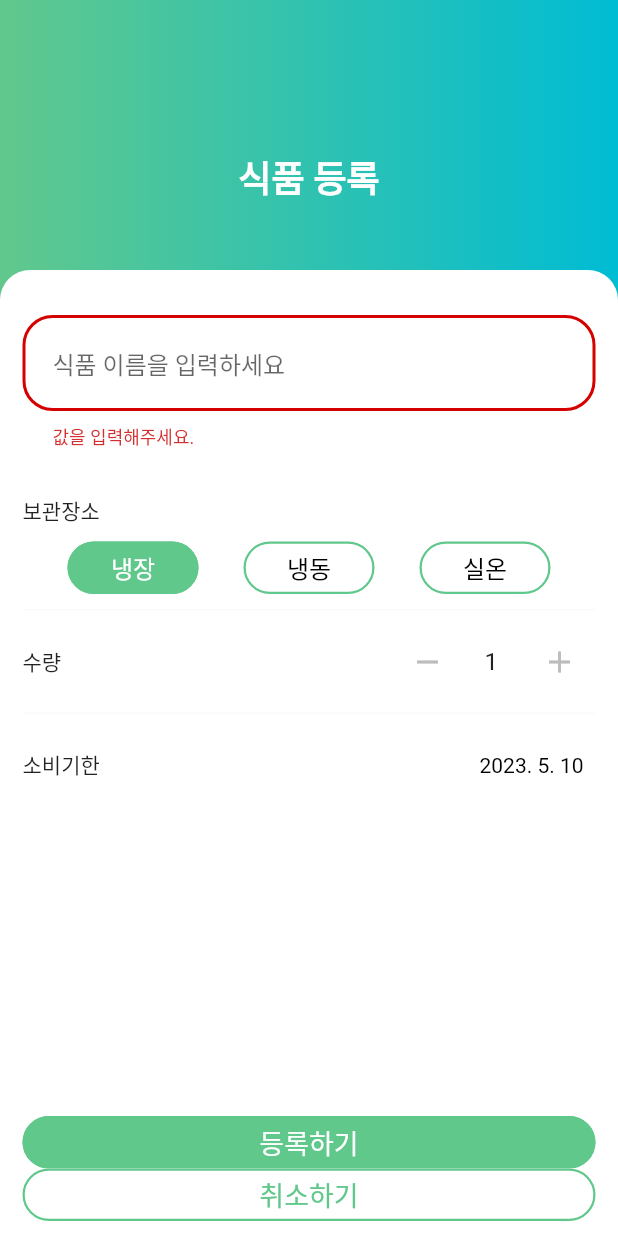
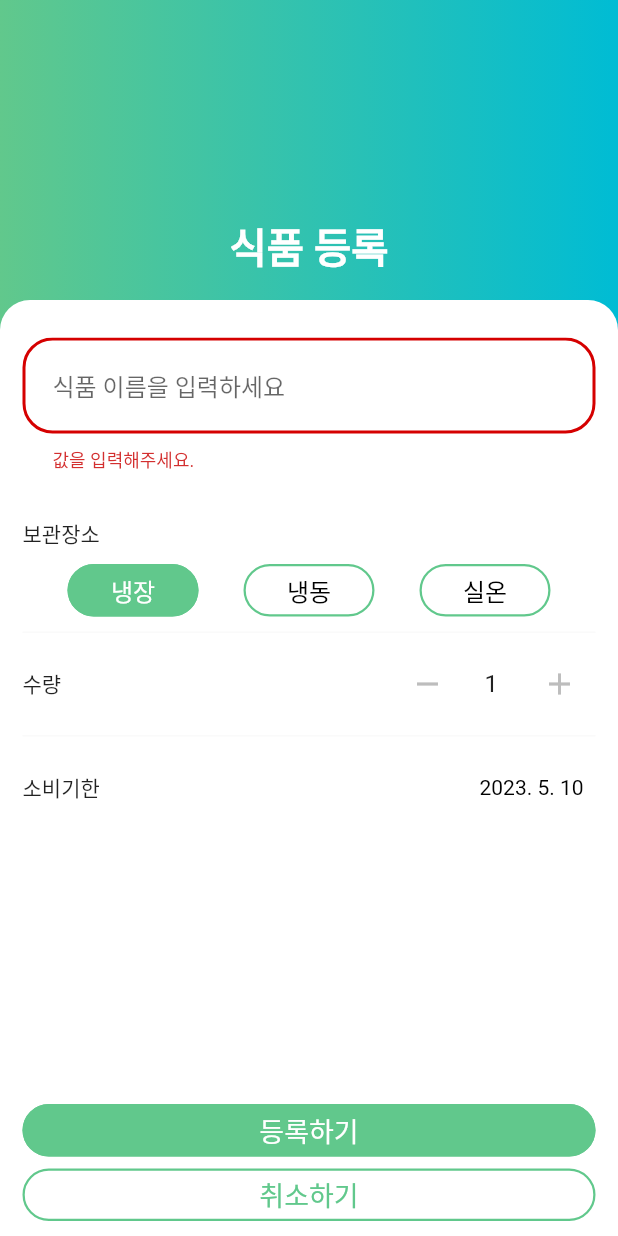
Before and after one commit to BrainStorm-sc21/BrainStorm-FE, a Flutter app: the ManualAddPage widget shown alone on an empty page, opened directly, on a phone screen of 412 x 824 dp. Run offline on Flutter 3.47's test engine with Material 2 defaults, Android fonts, the phone set to English and light mode, and no system bars; our stand-ins replace camera, firebase_auth, firebase_core, flutter_speed_dial, introduction_screen, logger and 3 more; missing offline and left inert: dart:ffi, kpostal, naver_map_plugin, webview_flutter_android, webview_flutter_wkwebview; accounts and stored records are empty.

Commit message:
🔨 Update 4.08_Make dynamic layout with slivers

```diff
--- a/lib/pages/home/manual_add_page.dart
+++ b/lib/pages/home/manual_add_page.dart
@@ -66,14 +66,12 @@ class _ManualAddPageState extends State<ManualAddPage> {
       ],
     );
 
-    return Scaffold(
-      resizeToAvoidBottomInset: false,
-      body: AddFoodLayout(
+    return AddFoodLayout(
       title: '식품 등록',
-        containerColor: ColorStyles.white,
-        body: Column(
-          children: [
-            const SizedBox(height: 15),
+      onPressedAddButton: saveFoodInfo,
+      horizontalPaddingSize: 15,
+      body: SliverList(
+        delegate: SliverChildListDelegate([
           FoodName(setName: setName), // 식료품 이름 입력
           const SizedBox(height: 30), // 여백
           FoodStorage(
@@ -89,9 +87,7 @@ class _ManualAddPageState extends State<ManualAddPage> {
           FoodExpireDate(
               expireDate: food.expireDate,
               setExpireDate: setExpireDate), // 식료품 소비기한 입력
-          ],
-        ),
-        onPressedAddButton: saveFoodInfo,
+        ]),
       ),
     );
   }
@@ -186,7 +182,7 @@ class FoodStorage extends StatelessWidget {
     return Column(
       children: [
         // "보관장소" title
-        Row(crossAxisAlignment: CrossAxisAlignment.center, children: const [
+        const Row(crossAxisAlignment: CrossAxisAlignment.center, children: [
           Text("보관장소"),
           Spacer(),
         ]),
--- a/lib/pages/home/ocr_result_page.dart
+++ b/lib/pages/home/ocr_result_page.dart
@@ -17,6 +17,8 @@ class OCRResultPage extends StatefulWidget {
 class _OCRResultPageState extends State<OCRResultPage> {
   List<Food> foods = List.empty(growable: true);
   final List<TextEditingController> _foodNameController = [];
+  final Color containerColor = ColorStyles.lightGrey;
+  final double paddingSize = 10;
   late bool _isLoading;
   Map<String, Map<int, Map<String, dynamic>>> ocrResult = {
     'list': {
@@ -100,31 +102,30 @@ class _OCRResultPageState extends State<OCRResultPage> {
 
   @override
   Widget build(BuildContext context) {
-    return Scaffold(
-      resizeToAvoidBottomInset: false,
-      body: _isLoading
-          ? const LoadingPage()
-          : AddFoodLayout(
+    if (_isLoading) {
+      return const LoadingPage();
+    } else {
+      return AddFoodLayout(
         title: '식품 등록',
+        onPressedAddButton: saveFoodInfo,
         containerColor: ColorStyles.lightGrey,
-              body: ListView.builder(
-                physics: const ScrollPhysics(),
-                scrollDirection: Axis.vertical,
-                shrinkWrap: true,
+        body: SliverList.builder(
           itemCount: foods.length,
           itemBuilder: (context, index) {
             _foodNameController.add(TextEditingController());
-                  return Container(
+            return Card(
+              elevation: 0.5,
+              margin: const EdgeInsets.only(bottom: 10),
+              color: ColorStyles.white,
+              shape: const RoundedRectangleBorder(
+                borderRadius: BorderRadius.all(
+                  Radius.circular(20.0),
+                ),
+              ),
+              child: Padding(
                 padding: const EdgeInsets.symmetric(
                   vertical: 10,
                   horizontal: 20,
-                    ),
-                    margin: const EdgeInsets.only(bottom: 10),
-                    decoration: const BoxDecoration(
-                      color: ColorStyles.white,
-                      borderRadius: BorderRadius.all(
-                        Radius.circular(20.0),
-                      ),
                 ),
                 child: Column(
                   children: [
@@ -141,7 +142,6 @@ class _OCRResultPageState extends State<OCRResultPage> {
                           ),
                         ),
                         const Spacer(),
-                            // TODO: 삭제 기능 수정 필요
                         IconButton(
                           onPressed: () {
                             foods.remove(foods[index]);
@@ -166,12 +166,12 @@ class _OCRResultPageState extends State<OCRResultPage> {
                     ),
                   ],
                 ),
+              ),
             );
           },
         ),
-              onPressedAddButton: saveFoodInfo,
-            ),
       );
+    }
   }
 
   // 입력한 식료품 정보를 DB에 저장하는 함수
--- a/lib/widgets/add_food_layout.dart
+++ b/lib/widgets/add_food_layout.dart
@@ -1,49 +1,50 @@
 import 'package:brainstorm_meokjang/utilities/Colors.dart';
-import 'package:brainstorm_meokjang/widgets/all.dart';
+import 'package:brainstorm_meokjang/widgets/rounded_outlined_button.dart';
 import 'package:flutter/material.dart';
-
-double paddingSize = 15;
 
 /// 식품 등록 화면 레이아웃
 /// 구조: 배경, 제목, 내용(식품정보), 버튼
 class AddFoodLayout extends StatelessWidget {
   final String title;
+  final VoidCallback onPressedAddButton;
   final Color containerColor;
-  final Widget body;
-  final VoidCallback onPressedAddButton;
+  final double horizontalPaddingSize;
+  final Widget body; // it must be sliver widget
 
   const AddFoodLayout({
     super.key,
     required this.title,
+    required this.onPressedAddButton,
     this.containerColor = ColorStyles.white,
+    this.horizontalPaddingSize = 10,
     required this.body,
-    required this.onPressedAddButton,
   });
 
   @override
   Widget build(BuildContext context) {
-    return Stack(
-      children: [
-        // 그라데이션 배경
-        Positioned.fill(
+    return Scaffold(
+      body: SafeArea(
         child: Container(
+          color: containerColor,
+          child: CustomScrollView(
+            slivers: [
+              SliverAppBar(
+                automaticallyImplyLeading: false,
+                floating: false,
+                pinned: false,
+                expandedHeight: 200,
+                flexibleSpace: Container(
                   decoration: const BoxDecoration(
                     gradient: LinearGradient(
-                  colors: [ColorStyles.mainColor, ColorStyles.cyan]),
+                      colors: [ColorStyles.mainColor, ColorStyles.cyan],
                     ),
                   ),
-        ),
-        // 제목
-        Positioned(
-          top: 100,
-          left: 0,
-          right: 0,
-          child: SizedBox(
-            child: Center(
-              child: Text(
+                  child: FlexibleSpaceBar(
+                    centerTitle: true,
+                    title: Text(
                       title,
                       style: const TextStyle(
-                  fontSize: 24.0,
+                        fontSize: 18,
                         fontWeight: FontWeight.bold,
                         color: ColorStyles.white,
                       ),
@@ -51,13 +52,19 @@ class AddFoodLayout extends StatelessWidget {
                   ),
                 ),
               ),
-        // 식품 정보 및 버튼 컨테이너
-        Positioned(
-          top: 180,
-          left: 0,
-          right: 0,
-          bottom: 0,
-          child: Container(
+              SliverToBoxAdapter(
+                child: Stack(
+                  children: [
+                    Container(
+                      height: 20,
+                      decoration: const BoxDecoration(
+                        gradient: LinearGradient(
+                          colors: [ColorStyles.mainColor, ColorStyles.cyan],
+                        ),
+                      ),
+                    ),
+                    Container(
+                      height: 25,
                       decoration: BoxDecoration(
                         color: containerColor,
                         borderRadius: const BorderRadius.only(
@@ -65,31 +72,24 @@ class AddFoodLayout extends StatelessWidget {
                           topRight: Radius.circular(20.0),
                         ),
                       ),
-            padding: EdgeInsets.all(paddingSize),
-            child: ShaderMask(
-              shaderCallback: (Rect bounds) {
-                return LinearGradient(
-                  begin: Alignment.topCenter,
-                  end: Alignment.bottomCenter,
-                  colors: [containerColor, ColorStyles.transperant],
-                  stops: const [0.8, 0.85],
-                ).createShader(bounds);
-              },
-              blendMode: BlendMode.dstIn,
-              child: SingleChildScrollView(
-                child: body,
+                    ),
+                  ],
                 ),
               ),
+              SliverPadding(
+                padding:
+                    EdgeInsets.symmetric(horizontal: horizontalPaddingSize),
+                sliver: body,
               ),
-        ),
-        Positioned(
-          left: 0,
-          right: 0,
-          bottom: 0,
-          child: Container(
-            color: containerColor,
-            padding:
-                EdgeInsets.symmetric(vertical: 10, horizontal: paddingSize),
+              SliverFillRemaining(
+                hasScrollBody: false,
+                child: Align(
+                  alignment: Alignment.bottomCenter,
+                  child: Padding(
+                    padding: EdgeInsets.symmetric(
+                        vertical: 10, horizontal: horizontalPaddingSize),
+                    child: SizedBox(
+                      height: 78, // button 35 + sizedbox 8 + button 35
                       child: Column(
                         children: [
                           // '등록하기' 버튼
@@ -102,6 +102,7 @@ class AddFoodLayout extends StatelessWidget {
                             borderColor: ColorStyles.mainColor,
                             fontSize: 18,
                           ),
+                          const SizedBox(height: 8), //여백
                           // '취소하기' 버튼
                           RoundedOutlinedButton(
                             text: '취소하기',
@@ -115,8 +116,13 @@ class AddFoodLayout extends StatelessWidget {
                         ],
                       ),
                     ),
-        )
+                  ),
+                ),
+              ),
             ],
+          ),
+        ),
+      ),
     );
   }
 }
```
Lines whose indentation alone changed are shown as unchanged.
